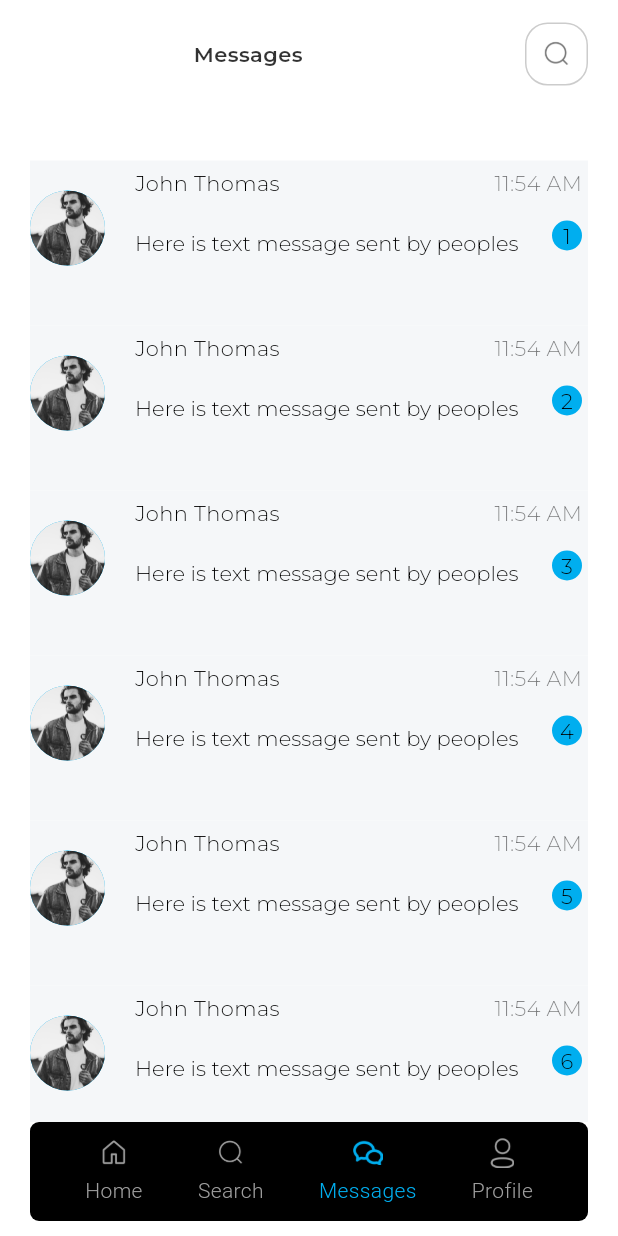
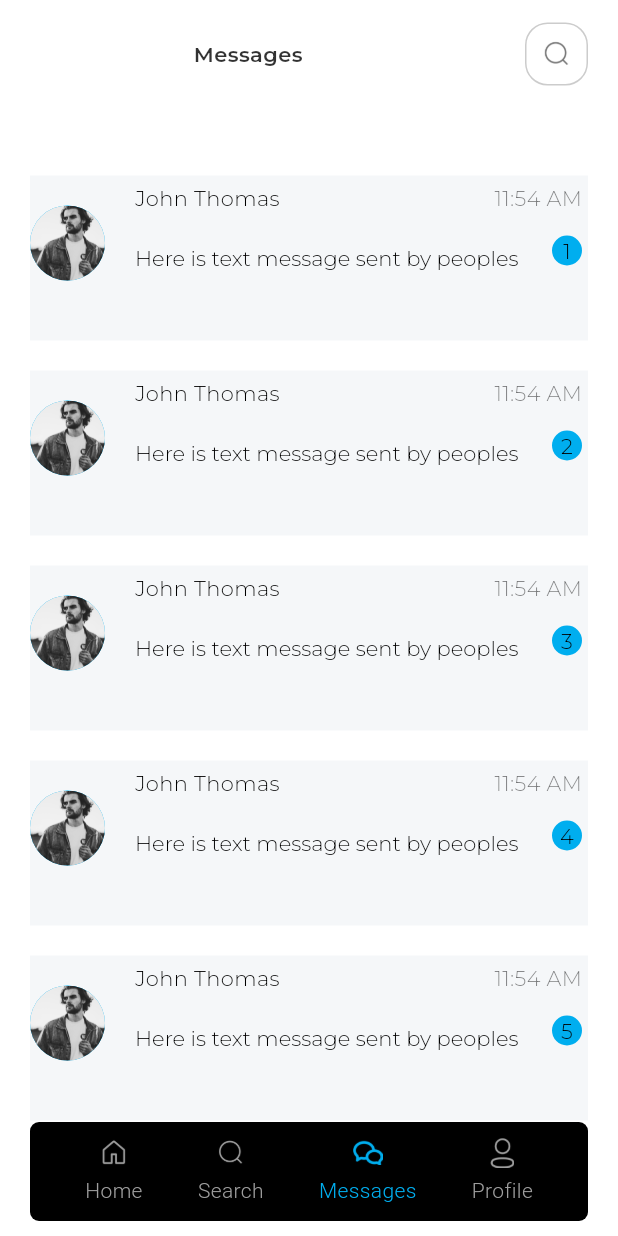
Before and after one commit to Fawadali521/Notary_Ping, a Flutter app: the screen it shows after launch, swiped to page 3, on a phone screen of 412 x 824 dp. Run offline on Flutter 3.47's test engine with Material 2 defaults, Android fonts, the light colour scheme and no system bars; drawn by our look-alikes of delayed_display; our stand-ins replace expandable_page_view, flutter_staggered_animations, get, page_transition, pinput; Roboto replaces fonts that are missing (Montserrat-Regular); project files that could hold a hidden picture were left out.

Commit message:
dashboard and profile tuesday

```diff
--- a/lib/src/modules/dashboard/chat/ChartTile.dart
+++ b/lib/src/modules/dashboard/chat/ChartTile.dart
@@ -15,7 +15,11 @@ class _ChatTileState extends State<ChatTile> {
   Widget build(BuildContext context) {
     double width = MediaQuery.of(context).size.width;
     double height = MediaQuery.of(context).size.height;
-    return Container(
+    return Padding(
+      padding: const EdgeInsets.only(
+        top: 10, bottom: 10
+      ),
+      child: Container(
         height: 110,
         decoration: const BoxDecoration(
           color: Palette.textFieldFill,
@@ -132,6 +136,7 @@ class _ChatTileState extends State<ChatTile> {
             ],
           ),
         ),
+      ),
     );
   }
 }
```
Lines whose indentation alone changed are shown as unchanged.
